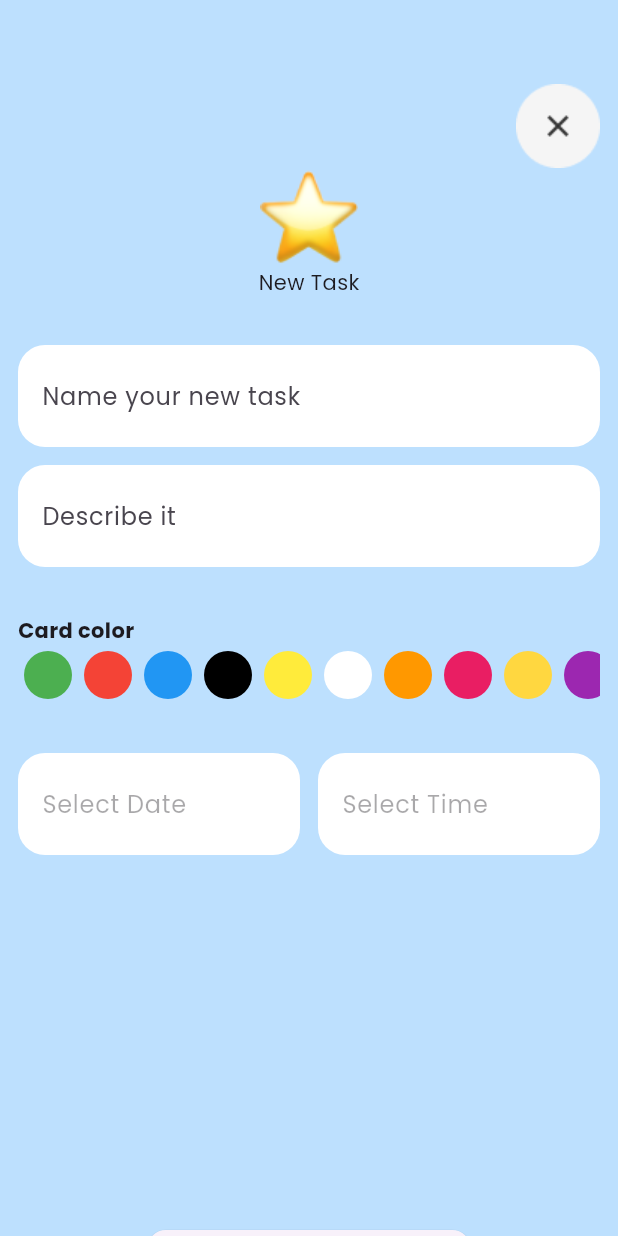
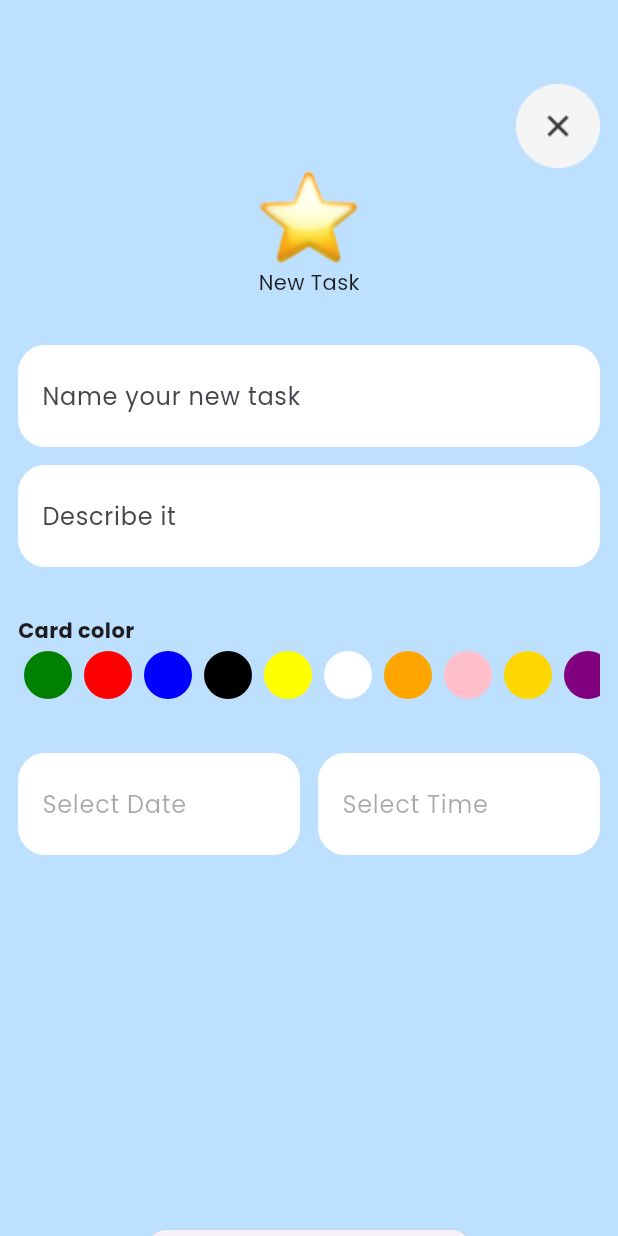
Before and after one commit to MohamedElfalaky/Subul_G1_ToDo, a Flutter app: the AddTaskScreen screen opened directly, on a phone screen of 412 x 824 dp. Run offline on Flutter 3.47's test engine with Material 3 defaults, Android fonts, the phone set to English and light mode, and no system bars; our stand-ins replace flutter_slidable, flutter_svg, hive, hive_flutter; accounts and stored records are empty.

Commit message:
hive work

```diff
--- a/lib/data/data_sources/local_variables_database.dart
+++ b/lib/data/data_sources/local_variables_database.dart
@@ -1,54 +1,56 @@
-import 'package:flutter/material.dart';
-import 'package:subul_g1_todo_app/data/models/task_model.dart';
+// import 'package:flutter/material.dart';
+// import 'package:subul_g1_todo_app/data/models/hive_models/task_category_model.dart';
+// import 'package:subul_g1_todo_app/data/models/hive_models/task_model.dart';
+// import 'package:subul_g1_todo_app/data/models/task_model.dart';
 
-class LocalVariablesDatabase {
-  static final LocalVariablesDatabase _instance =
-      LocalVariablesDatabase._private();
+// class LocalVariablesDatabase {
+//   static final LocalVariablesDatabase _instance =
+//       LocalVariablesDatabase._private();
 
-  LocalVariablesDatabase._private();
+//   LocalVariablesDatabase._private();
 
-  factory LocalVariablesDatabase() {
-    return _instance;
-  }
+//   factory LocalVariablesDatabase() {
+//     return _instance;
+//   }
 
-  List<TaskCategoryModel> categoriesList = [
-    TaskCategoryModel(category: 'ToDo', data: [
-      TaskModel(
-          title: 'go to gym',
-          body: 'i must go to the gym today',
-          color: Colors.blue,
-          date: '04/12',
-          time: '10:00 PM'),
-      TaskModel(
-          title: 'test',
-          body: 'test test',
-          color: Colors.red,
-          date: '04/12',
-          time: '10:00 PM'),
-    ]),
-    TaskCategoryModel(category: 'Done', data: [
-      TaskModel(
-          title: 'test',
-          body: 'test test',
-          color: Colors.green,
-          date: '04/12',
-          time: '10:00 PM')
-    ]),
-    TaskCategoryModel(category: 'Deleted', data: [
-      TaskModel(
-          title: 'test',
-          body: 'test test',
-          color: Colors.green,
-          date: '04/12',
-          time: '10:00 PM'),
-    ]),
-    TaskCategoryModel(category: 'All', data: [
-      TaskModel(
-          title: 'test',
-          body: 'test test',
-          color: Colors.green,
-          date: '04/12',
-          time: '10:00 PM')
-    ]),
-  ];
-}
+//   List<TaskCategoryModel> categoriesList = [
+//     TaskCategoryModel(category: 'ToDo', data: [
+//       TaskModel(
+//           title: 'go to gym',
+//           body: 'i must go to the gym today',
+//           color: Colors.blue,
+//           date: '04/12',
+//           time: '10:00 PM'),
+//       TaskModel(
+//           title: 'test',
+//           body: 'test test',
+//           color: Colors.red,
+//           date: '04/12',
+//           time: '10:00 PM'),
+//     ]),
+//     TaskCategoryModel(category: 'Done', data: [
+//       TaskModel(
+//           title: 'test',
+//           body: 'test test',
+//           color: Colors.green,
+//           date: '04/12',
+//           time: '10:00 PM')
+//     ]),
+//     TaskCategoryModel(category: 'Deleted', data: [
+//       TaskModel(
+//           title: 'test',
+//           body: 'test test',
+//           color: Colors.green,
+//           date: '04/12',
+//           time: '10:00 PM'),
+//     ]),
+//     TaskCategoryModel(category: 'All', data: [
+//       TaskModel(
+//           title: 'test',
+//           body: 'test test',
+//           color: Colors.green,
+//           date: '04/12',
+//           time: '10:00 PM')
+//     ]),
+//   ];
+// }
--- a/lib/data/models/hive_models/task_model.dart
+++ b/lib/data/models/hive_models/task_model.dart
@@ -1,4 +1,3 @@
-import 'package:flutter/material.dart';
 import 'package:hive/hive.dart';
 
 part 'task_model.g.dart'; // Make sure to generate this file using build_runner
@@ -12,7 +11,7 @@ class TaskModel {
   String body;
 
   @HiveField(2)
-  Color color;
+  int color;
 
   @HiveField(3)
   String date;
--- a/lib/data/models/task_model.dart
+++ b/lib/data/models/task_model.dart
@@ -1,72 +1,72 @@
-import 'package:flutter/material.dart';
+// import 'package:flutter/material.dart';
 
-// Model for individual ToDo item
-class TaskModel {
-  final String title;
-  final String body;
-  final Color color;
-  final String date;
-  final String time;
+// // Model for individual ToDo item
+// class TaskModel {
+//   final String title;
+//   final String body;
+//   final Color color;
+//   final String date;
+//   final String time;
 
-  TaskModel({
-    required this.title,
-    required this.body,
-    required this.color,
-    required this.date,
-    required this.time,
-  });
+//   TaskModel({
+//     required this.title,
+//     required this.body,
+//     required this.color,
+//     required this.date,
+//     required this.time,
+//   });
 
-  // Method to convert JSON to TaskModel
-  factory TaskModel.fromJson(Map<String, dynamic> json) {
-    return TaskModel(
-      title: json['title'],
-      body: json['body'],
-      color: Color(int.parse(json[
-          'color'])), // Assuming color is stored as an int (e.g., 0xFF0000FF)
-      date: json['date'],
-      time: json['time'],
-    );
-  }
+//   // Method to convert JSON to TaskModel
+//   factory TaskModel.fromJson(Map<String, dynamic> json) {
+//     return TaskModel(
+//       title: json['title'],
+//       body: json['body'],
+//       color: Color(int.parse(json[
+//           'color'])), // Assuming color is stored as an int (e.g., 0xFF0000FF)
+//       date: json['date'],
+//       time: json['time'],
+//     );
+//   }
 
-  // Method to convert TaskModel to JSON
-  Map<String, dynamic> toJson() {
-    return {
-      'title': title,
-      'body': body,
-      'color':
-          color.value.toString(), // Convert Color to integer and then to string
-      'date': date,
-      'time': time,
-    };
-  }
-}
+//   // Method to convert TaskModel to JSON
+//   Map<String, dynamic> toJson() {
+//     return {
+//       'title': title,
+//       'body': body,
+//       'color':
+//           color.value.toString(), // Convert Color to integer and then to string
+//       'date': date,
+//       'time': time,
+//     };
+//   }
+// }
 
-// Model for ToDo category
-class TaskCategoryModel {
-  final String category;
-  final List<TaskModel> data;
+// // Model for ToDo category
+// class TaskCategoryModel {
+//   final String category;
+//   final List<TaskModel> data;
 
-  TaskCategoryModel({
-    required this.category,
-    required this.data,
-  });
+//   TaskCategoryModel({
+//     required this.category,
+//     required this.data,
+//   });
 
-  // Method to convert JSON to TaskCategoryModel
-  factory TaskCategoryModel.fromJson(Map<String, dynamic> json) {
-    var list = json['data'] as List;
-    List<TaskModel> dataList = list.map((i) => TaskModel.fromJson(i)).toList();
+//   // Method to convert JSON to TaskCategoryModel
+//   factory TaskCategoryModel.fromJson(Map<String, dynamic> json) {
+//     var list = json['data'] as List;
+//     List<TaskModel> dataList = list.map((i) => TaskModel.fromJson(i)).toList();
 
-    return TaskCategoryModel(
-      category: json['category'],
-      data: dataList,
-    );
-  }
+//     return TaskCategoryModel(
+//       category: json['category'],
+//       data: dataList,
+//     );
+//   }
 
-  // Method to convert TaskCategoryModel to JSON
-  Map<String, dynamic> toJson() {
-    return {
-      'category': category,
-      'data': data.map((item) => item.toJson()).toList(),
-    };
-  }
-}
+//   // Method to convert TaskCategoryModel to JSON
+//   Map<String, dynamic> toJson() {
+//     return {
+//       'category': category,
+//       'data': data.map((item) => item.toJson()).toList(),
+//     };
+//   }
+// }
--- a/lib/main.dart
+++ b/lib/main.dart
@@ -1,9 +1,10 @@
 import 'package:flutter/material.dart';
-import 'package:subul_g1_todo_app/data/data_sources/local_storage_database.dart';
+import 'package:subul_g1_todo_app/data/data_sources/hive_database.dart';
 import 'package:subul_g1_todo_app/resources/colors_palette.dart';
 import 'package:subul_g1_todo_app/screens/home_screen.dart';
 
 void main() async {
+  WidgetsFlutterBinding.ensureInitialized();
   await HiveDatabase().init();
 
   runApp(const MyApp());
--- a/lib/screens/add_task_scree.dart
+++ b/lib/screens/add_task_scree.dart
@@ -1,7 +1,9 @@
 import 'package:flutter/material.dart';
 import 'package:flutter_svg/svg.dart';
 import 'package:intl/intl.dart';
+import 'package:subul_g1_todo_app/data/data_sources/hive_database.dart';
 import 'package:subul_g1_todo_app/data/data_sources/local_variables_database.dart';
+import 'package:subul_g1_todo_app/data/models/hive_models/task_model.dart';
 import 'package:subul_g1_todo_app/data/models/task_model.dart';
 import 'package:subul_g1_todo_app/resources/colors_palette.dart';
 import 'package:subul_g1_todo_app/resources/icons.dart';
@@ -17,23 +19,23 @@ class AddTaskScreen extends StatefulWidget {
 }
 
 class _AddTaskScreenState extends State<AddTaskScreen> {
-  List cardsColors = [
-    Colors.green,
-    Colors.red,
-    Colors.blue,
-    Colors.black,
-    Colors.yellow,
-    Colors.white,
-    Colors.orange,
-    Colors.pink,
-    Colors.amberAccent,
-    Colors.purple,
-    Colors.amber,
-    Colors.blueAccent,
-    Colors.deepOrangeAccent
+  List<int> cardsColors = [
+    0xFF008000, // green
+    0xFFFF0000, // red
+    0xFF0000FF, // blue
+    0xFF000000, // black
+    0xFFFFFF00, // yellow
+    0xFFFFFFFF, // white
+    0xFFFFA500, // orange
+    0xFFFFC0CB, // pink
+    0xFFFFD700, // amberAccent
+    0xFF800080, // purple
+    0xFFFFBF00, // amber
+    0xFFADD8E6, // blueAccent
+    0xFFFF4500 // deepOrangeAccent
   ];
 
-  Color? _selectedColor;
+  int? _selectedColor;
 
   bool? selectedColorError;
   final TextEditingController taskNameController = TextEditingController();
@@ -142,7 +144,7 @@ class _AddTaskScreenState extends State<AddTaskScreen> {
                                         ? ColorsPalette.whiteColor
                                         : Colors.transparent,
                                     width: 4),
-                                color: cardsColors[i]),
+                                color: Color(cardsColors[i])),
                           ),
                         )
                     ],
@@ -231,20 +233,15 @@ class _AddTaskScreenState extends State<AddTaskScreen> {
                           selectedColorError = false;
 
                           if (widget.editedTask == null) {
-                            LocalVariablesDatabase().categoriesList[0].data.add(
-                                TaskModel(
-                                    title: taskNameController.text,
-                                    body: taskDiscriptionController.text,
-                                    color: _selectedColor!,
-                                    date: taskDateController.text,
-                                    time: taskTimeController.text));
+                            HiveDatabase().addTask(TaskModel(
+                                title: taskNameController.text,
+                                body: taskDiscriptionController.text,
+                                color: _selectedColor!,
+                                date: taskDateController.text,
+                                time: taskTimeController.text));
                           } else {
-                            LocalVariablesDatabase()
-                                .categoriesList[0]
-                                .data
-                                .remove(widget.editedTask);
-
-                            LocalVariablesDatabase().categoriesList[0].data.add(
+                            HiveDatabase().editTask(
+                                widget.editedTask!,
                                 TaskModel(
                                     title: taskNameController.text,
                                     body: taskDiscriptionController.text,
@@ -262,7 +259,7 @@ class _AddTaskScreenState extends State<AddTaskScreen> {
                         }
                       }
                     },
-                    child: Text(widget.editedTask != null
+                    child: Text(widget.editedTask == null
                         ? 'Add the task'
                         : 'Edit the task'))
               ],
--- a/pubspec.yaml
+++ b/pubspec.yaml
@@ -39,6 +39,7 @@ dependencies:
   flutter_slidable: ^3.1.1
   hive: ^2.2.3
   hive_flutter: ^1.1.0
+  path_provider: ^2.1.5
 
 dev_dependencies:
   hive_generator: ^2.0.1
```
Also changed, not shown: lib/data/data_sources/hive_database.dart (added, +140 -0 lines), lib/data/data_sources/local_storage_database.dart (deleted, +0 -67 lines), lib/screens/home_screen.dart (+15 -32 lines), lib/data/models/hive_models/task_model.g.dart, pubspec.lock.
